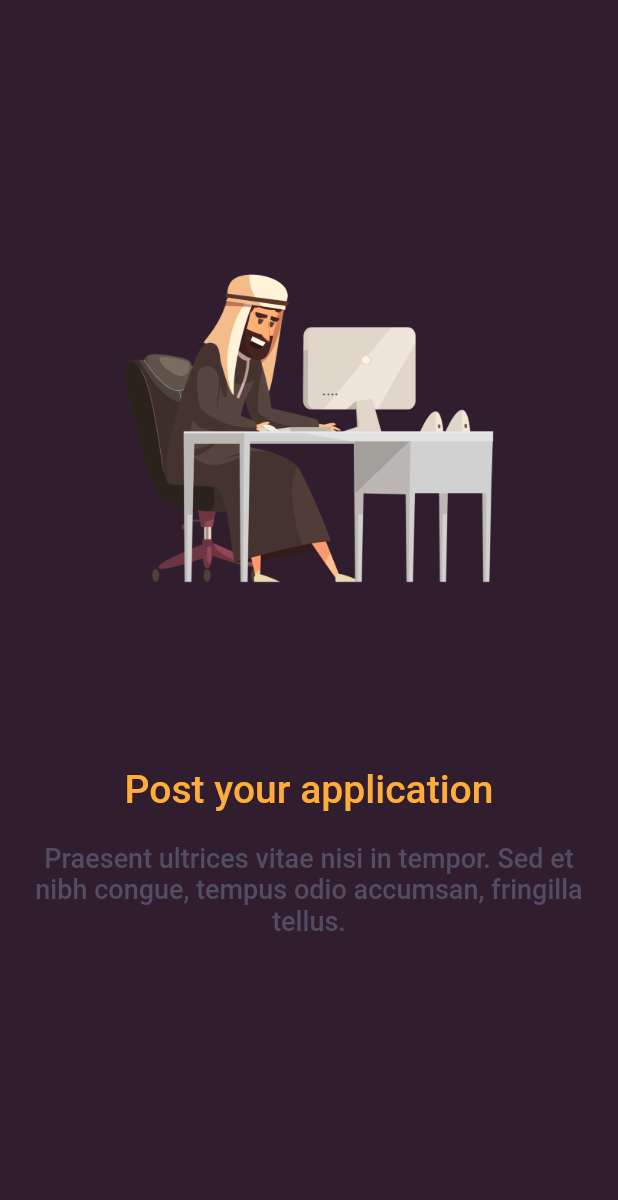
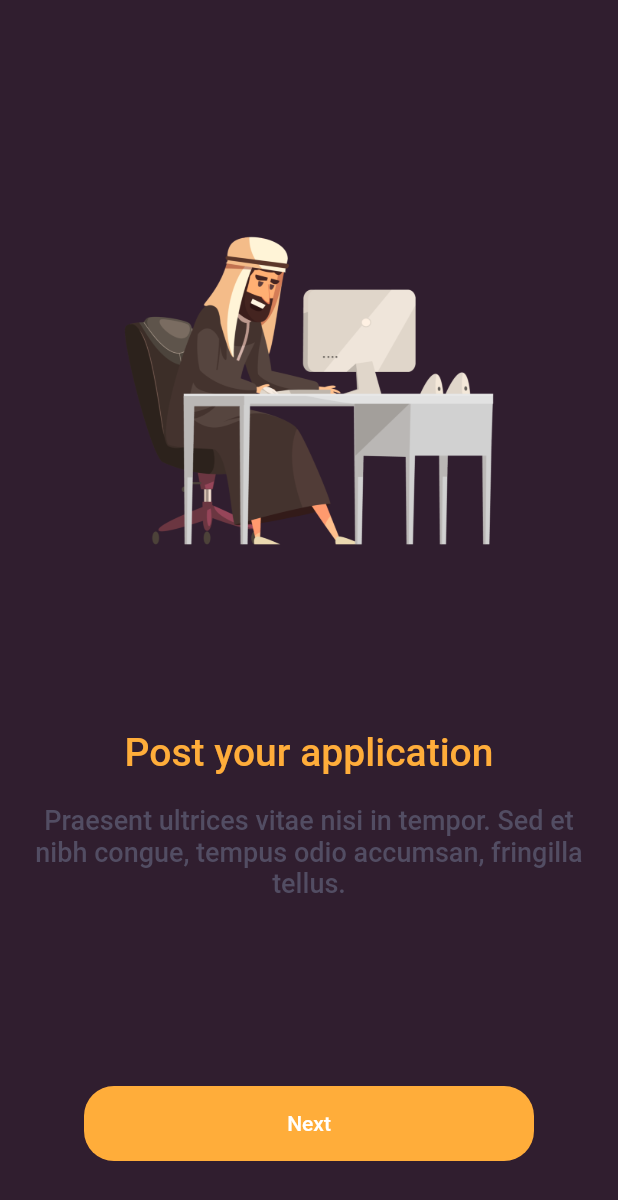
Before and after one commit to mrdvince/houc, a Flutter app: the screen it shows after launch, swiped to page 2, on a phone screen of 412 x 824 dp. Shown: the top 1200 px of the screen. Run offline on Flutter 3.47's test engine with Material 2 defaults, Android fonts, the phone set to English and light mode, and no system bars.

Commit message:
bottom sheet
add bottomsheet navigation and inkwell after last screen.

include first page logo only view

```diff
--- a/lib/main.dart
+++ b/lib/main.dart
@@ -35,7 +35,7 @@ class _HomeState extends State<Home> {
     return Scaffold(
       backgroundColor: Color(0xFF301E2F),
       body: Container(
-        height: mq.size.height - 100,
+        height: mq.size.height - 150,
         child: PageView(
             onPageChanged: (index) {
               setState(() {
@@ -48,8 +48,49 @@ class _HomeState extends State<Home> {
               _ListTileWidget(mq: mq, slides: slides, index: 1),
               _ListTileWidget(mq: mq, slides: slides, index: 2),
               _ListTileWidget(mq: mq, slides: slides, index: 3),
+              _ListTileWidget(mq: mq, slides: slides, index: 4),
             ]),
       ),
+      bottomSheet: slideIndex != slides.length -1 && slideIndex != 0 ? Container(
+        height: 150,
+        color: Color(0xFF301E2F),
+        child: Align(
+          alignment: Alignment.center,
+          child: ButtonTheme(
+            minWidth: 300.0,
+            height: 50.0,
+            child: FlatButton(
+              onPressed: () { pageController.animateToPage(slideIndex+1, duration: Duration(milliseconds: 400), curve: Curves.linear);
+              },
+              child: const Text(
+                'Next',
+                style: TextStyle(color: Colors.white),
+              ),
+              color: Color(0xFFFFAD3A),
+              shape: RoundedRectangleBorder(
+                borderRadius: BorderRadius.circular(20.0),
+              ),
+            ),
+          ),
+        ),
+      ) : InkWell(
+        onTap: (){
+          print("Get Started Now");
+        },
+        child: Visibility(
+          visible: slideIndex == 0 ? false : true,
+          child: Container(
+            height: 60,
+            color: Color(0xFF524D63),
+            alignment: Alignment.center,
+            child: Text(
+              "GET STARTED NOW",
+              style: TextStyle(color: Color(0xFFFFAD3A), fontWeight: FontWeight.w600),
+            ),
+          ),
+        ),
+      ),
+
     );
   }
 }
```
